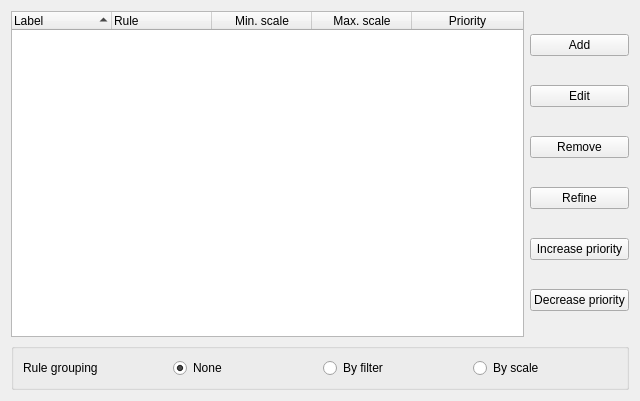
The window that src/ui/qgsrulebasedrendererv2widget.ui (qgis/QGIS) describes before a commit, drawn with Qt 5.
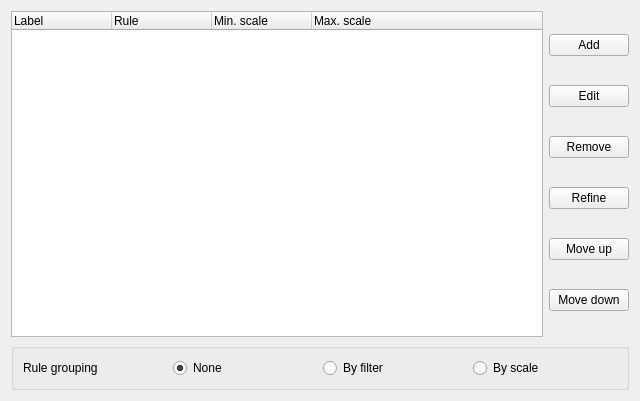
The same window after the commit. Custom widgets are drawn as their Qt base class.

Commit message: Move rules up/down instead of inc/dec priorities

The edit to the form file:
```diff
--- a/src/ui/qgsrulebasedrendererv2widget.ui
+++ b/src/ui/qgsrulebasedrendererv2widget.ui
@@ -19,18 +19,12 @@
      <property name="contextMenuPolicy">
       <enum>Qt::CustomContextMenu</enum>
      </property>
-     <property name="styleSheet">
-      <string notr="true"/>
-     </property>
      <property name="selectionMode">
       <enum>QAbstractItemView::ExtendedSelection</enum>
      </property>
      <property name="rootIsDecorated">
       <bool>false</bool>
      </property>
-     <property name="sortingEnabled">
-      <bool>true</bool>
-     </property>
      <property name="headerHidden">
       <bool>false</bool>
      </property>
@@ -48,28 +42,11 @@
       <property name="text">
        <string>Min. scale</string>
       </property>
-      <property name="textAlignment">
-       <set>AlignHCenter|AlignVCenter|AlignCenter</set>
-      </property>
      </column>
      <column>
       <property name="text">
        <string>Max. scale</string>
       </property>
-      <property name="textAlignment">
-       <set>AlignHCenter|AlignVCenter|AlignCenter</set>
-      </property>
-     </column>
-     <column>
-      <property name="text">
-       <string>Priority</string>
-      </property>
-      <property name="toolTip">
-       <string>Priority when symbol levels are enabled (only first matching rule will be applied)</string>
-      </property>
-      <property name="textAlignment">
-       <set>AlignHCenter|AlignVCenter|AlignCenter</set>
-      </property>
      </column>
     </widget>
    </item>
@@ -106,14 +83,14 @@
      <item>
       <widget class="QPushButton" name="btnIncreasePriority">
        <property name="text">
-        <string>Increase priority</string>
+        <string>Move up</string>
        </property>
       </widget>
      </item>
      <item>
       <widget class="QPushButton" name="btnDecreasePriority">
        <property name="text">
-        <string>Decrease priority</string>
+        <string>Move down</string>
        </property>
       </widget>
      </item>
```
Left out of the diff: 7 changed lines with no effect on the pictures. The commit also changes 2 other files.
